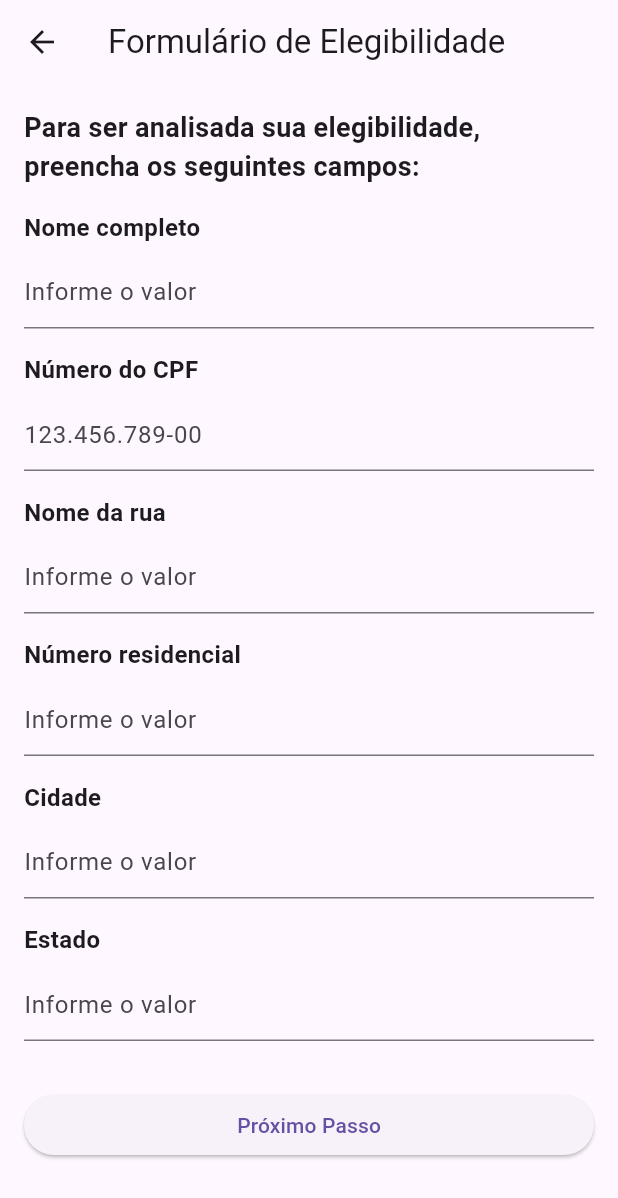
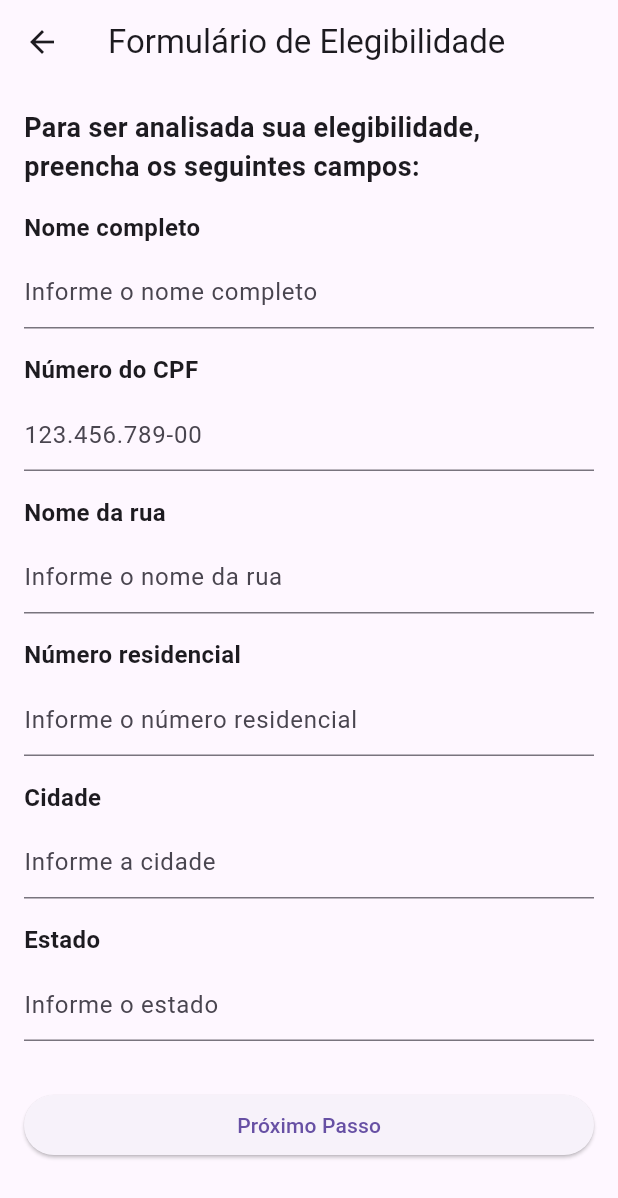
Before and after one commit to Ava-Dynamics/MediAcesso, a Flutter app: the FormElegibilityView screen opened directly, on a phone screen of 412 x 824 dp. Shown: the top 1198 px of the screen. Run offline on Flutter 3.47's test engine with Material 3 defaults, Android fonts, the phone set to English and light mode, and no system bars; missing offline and left inert: validadores.

Commit message:
fix cpf invalido
corrigido a logica do cpf invalido e trocado os nomes dos campos do forms

```diff
--- a/health_4_all/lib/features/formElegibility/form_elegibility_view.dart
+++ b/health_4_all/lib/features/formElegibility/form_elegibility_view.dart
@@ -75,20 +75,20 @@ String _formattedCPF(String unformattedCPF) {
                 ),
               ),
               const SizedBox(height: 16.0),
-              _buildTextFieldWithLabel('Nome completo', 'Informe o valor', TextEditingController(), onChanged: (value) {
+              _buildTextFieldWithLabel('Nome completo', 'Informe o nome completo', TextEditingController(), onChanged: (value) {
                 viewModel.nomeCompleto = value;
               }),
               _buildCPFTextField(), // Usando a função específica para CPF
-              _buildTextFieldWithLabel('Nome da rua', 'Informe o valor', TextEditingController(), onChanged: (value) {
+              _buildTextFieldWithLabel('Nome da rua', 'Informe o nome da rua', TextEditingController(), onChanged: (value) {
                 viewModel.nomeRua = value;
               }),
-              _buildTextFieldWithLabel('Número residencial', 'Informe o valor', TextEditingController(), onChanged: (value) {
+              _buildTextFieldWithLabel('Número residencial', 'Informe o número residencial', TextEditingController(), onChanged: (value) {
                 viewModel.numeroResidencial = value;
               }),
-              _buildTextFieldWithLabel('Cidade', 'Informe o valor', TextEditingController(), onChanged: (value) {
+              _buildTextFieldWithLabel('Cidade', 'Informe a cidade', TextEditingController(), onChanged: (value) {
                 viewModel.cidade = value;
               }),
-              _buildTextFieldWithLabel('Estado', 'Informe o valor', TextEditingController(), onChanged: (value) {
+              _buildTextFieldWithLabel('Estado', 'Informe o estado', TextEditingController(), onChanged: (value) {
                 viewModel.estado = value;
               }),
               const SizedBox(height: 16.0),
```
Also changed, not shown: health_4_all/lib/features/formElegibility/form_elegibility_view_model.dart (+1 -9 lines).
